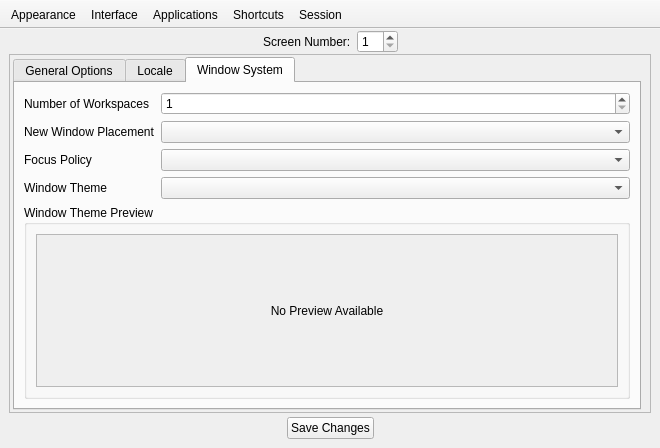
Before: the Qt Designer form src-qt5/core-utils/lumina-config/mainUI.ui in lumina-desktop/lumina, drawn with Qt 5.
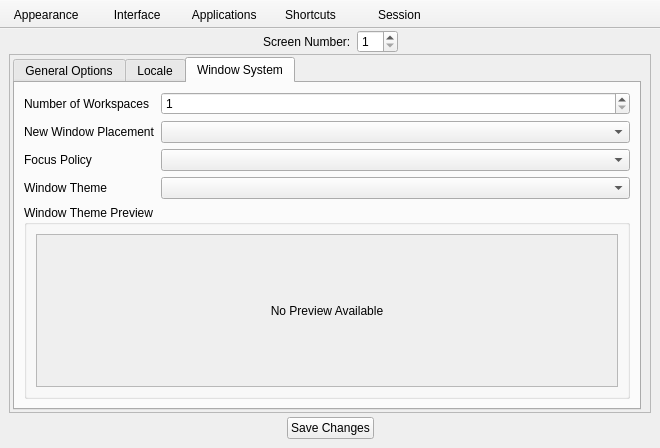
After: the same form once the commit is applied. The open tabs and pages were chosen to show the change.

Commit message: Make the menu in the settings widget more visually appealing.  Balance space / make all buttons the same size.

What changed in the file:
```diff
--- a/src-qt5/core-utils/lumina-config/mainUI.ui
+++ b/src-qt5/core-utils/lumina-config/mainUI.ui
@@ -1683,6 +1683,12 @@
    </layout>
   </widget>
   <widget class="QToolBar" name="toolBar">
+   <property name="minimumSize">
+    <size>
+     <width>120</width>
+     <height>0</height>
+    </size>
+   </property>
    <property name="contextMenuPolicy">
     <enum>Qt::CustomContextMenu</enum>
    </property>
@@ -1717,6 +1723,9 @@
    <property name="text">
     <string>Appearance</string>
    </property>
+   <property name="iconText">
+    <string> Appearance </string>
+   </property>
    <property name="toolTip">
     <string>Desktop Appearance</string>
    </property>
@@ -1726,7 +1735,10 @@
     <bool>true</bool>
    </property>
    <property name="text">
-    <string>Interface</string>
+    <string>   Interface   </string>
+   </property>
+   <property name="iconText">
+    <string>     Interface    </string>
    </property>
    <property name="toolTip">
     <string>Interface Configuration</string>
@@ -1737,7 +1749,10 @@
     <bool>true</bool>
    </property>
    <property name="text">
-    <string>Session</string>
+    <string>    Session    </string>
+   </property>
+   <property name="iconText">
+    <string>     Session      </string>
    </property>
    <property name="toolTip">
     <string>Session Options</string>
@@ -1750,6 +1765,9 @@
    <property name="text">
     <string>Applications</string>
    </property>
+   <property name="iconText">
+    <string> Applications </string>
+   </property>
    <property name="toolTip">
     <string>Application Management</string>
    </property>
@@ -1761,6 +1779,9 @@
    <property name="text">
     <string>Shortcuts</string>
    </property>
+   <property name="iconText">
+    <string>   Shortcuts   </string>
+   </property>
    <property name="toolTip">
     <string>Keyboard Shortcuts</string>
    </property>
```
Left out of the diff: 10 changed lines with no effect on the pictures. The commit also changes 1 other file.
